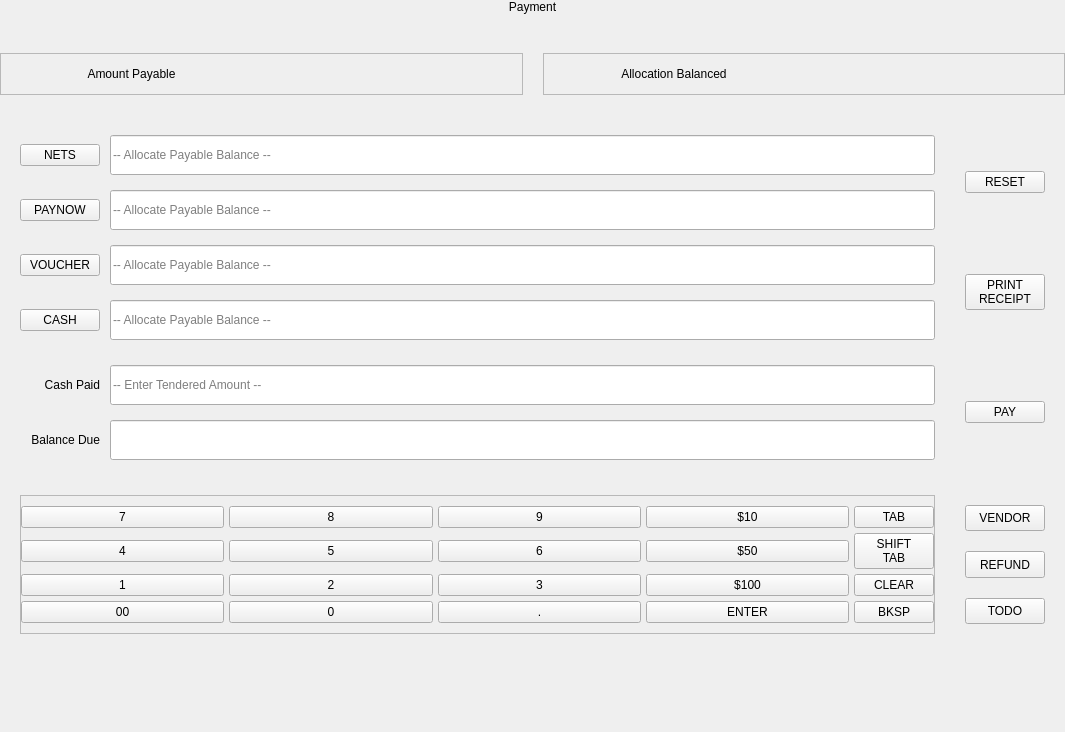
The window that Project/ui/payment_frame.ui (Selvam-T/POS) describes before a commit, drawn with Qt 5.
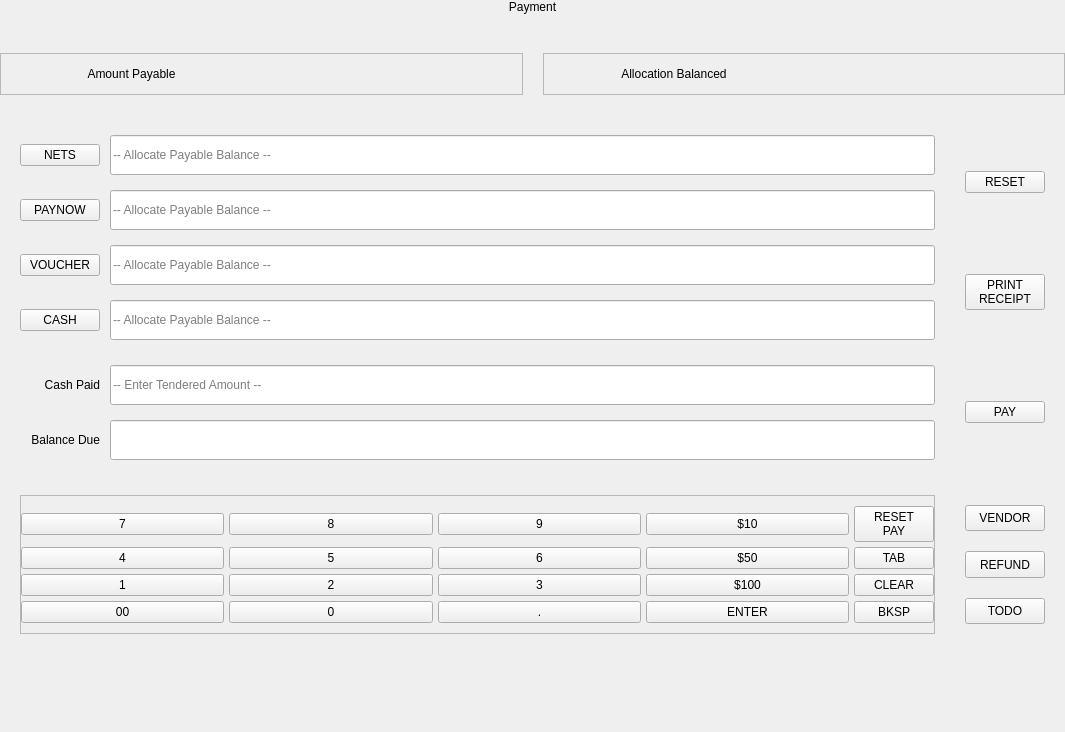
The same window after the commit.

Commit message: Add in payment panel keypad reset-pay tender action, replace shift tab key

What changed in the file:
```diff
--- a/Project/ui/payment_frame.ui
+++ b/Project/ui/payment_frame.ui
@@ -567,13 +567,12 @@
          </widget>
         </item>
         <item row="1" column="4">
-         <widget class="QPushButton" name="keyFastBtnshftab">
+         <widget class="QPushButton" name="keyFastBtntab">
           <property name="focusPolicy">
            <enum>Qt::NoFocus</enum>
           </property>
           <property name="text">
-           <string>SHIFT
-TAB</string>
+           <string>TAB</string>
           </property>
          </widget>
         </item>
@@ -718,12 +717,13 @@
          </widget>
         </item>
         <item row="0" column="4">
-         <widget class="QPushButton" name="keyFastBtntab">
+         <widget class="QPushButton" name="keyFastBtnrstpay">
           <property name="focusPolicy">
            <enum>Qt::NoFocus</enum>
           </property>
           <property name="text">
-           <string>TAB</string>
+           <string>RESET
+PAY</string>
           </property>
          </widget>
         </item>
```
The commit also changes 6 other files.
